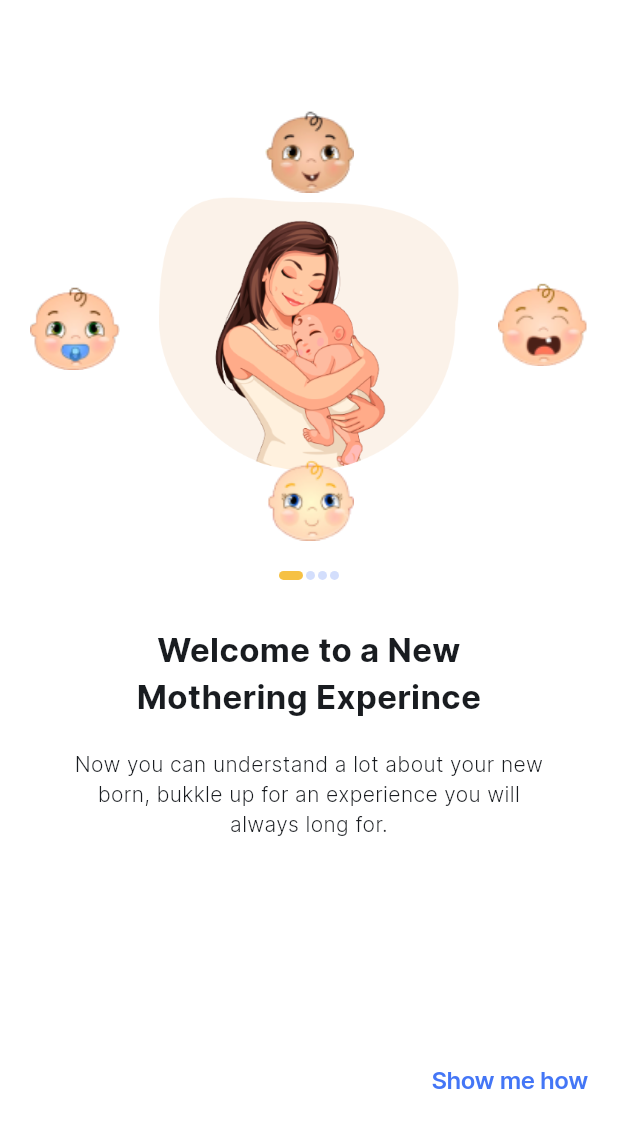
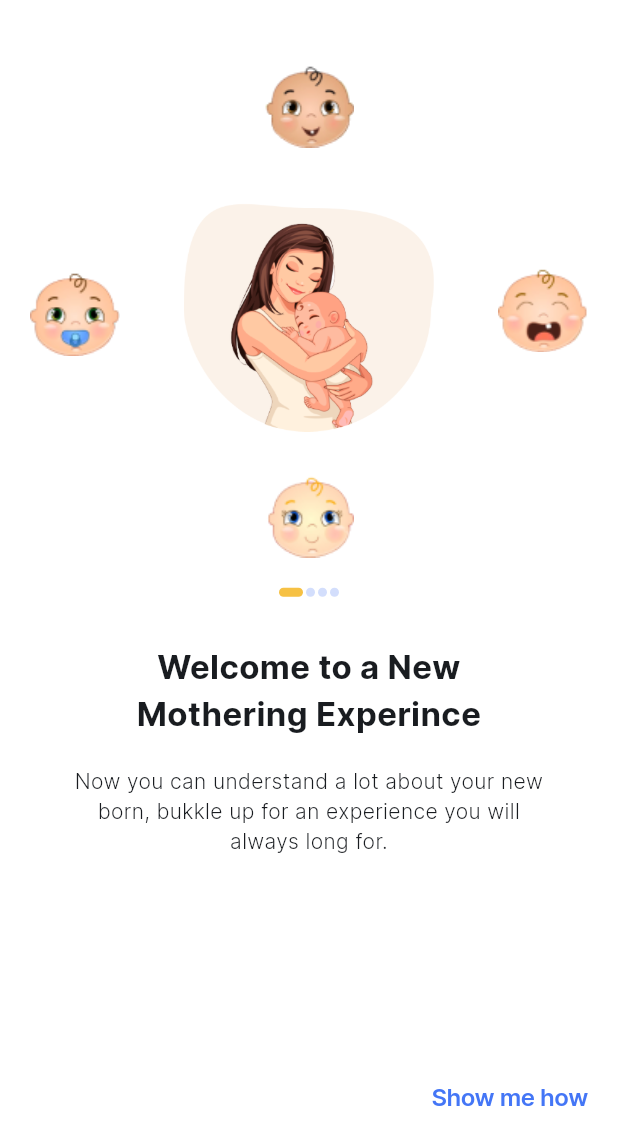
Before and after one commit to enypeter/baby_cry, a Flutter app: the screen it shows after launch, on a phone screen of 412 x 824 dp. Shown: the top 1145 px of the screen. Run offline on Flutter 3.47's test engine with Material 3 defaults, Android fonts, the phone set to English and light mode, and no system bars; our stand-ins replace flutter_svg, get.

Commit message:
done commit

```diff
--- a/lib/helpers/onboarding_animation_relative_position.dart
+++ b/lib/helpers/onboarding_animation_relative_position.dart
@@ -5,7 +5,7 @@ import 'package:ubenwa_peter/controllers/on_boarding_controller.dart';
 RelativeRectTween relativeRectTween(int position, Animation<double> animation,
     OnboardingController onBoardingController) {
   final size = Get.size;
-  final height = size.height * 0.4;
+  final height = size.height * 0.45;
   final width = size.width;
 
   final positions = [
--- a/lib/views/home_page.dart
+++ b/lib/views/home_page.dart
@@ -156,7 +156,9 @@ class HomePage extends StatelessWidget {
                                       ),
                                     )
                                   ],
-                                )
+                                ),
+                                small10VerticalSpace(),
+
                               ],
                             )),
                         small15HorizontalSpace(),
--- a/lib/views/on_boarding_animated_slide.dart
+++ b/lib/views/on_boarding_animated_slide.dart
@@ -57,9 +57,8 @@ class _OnboardingAnimationState extends State<OnboardingAnimation>
     return GetX<OnboardingController>(
       builder: (onboardingController) => Column(
         children: [
-          small30VerticalSpace(),
           SizedBox(
-            height: height() * 0.4,
+            height: height() * 0.45,
             child: GestureDetector(
               onPanUpdate: (v) => _handleDrag(),
               onPanEnd: (v) => onboardingController.animateToNextPage(),
@@ -77,7 +76,7 @@ class _OnboardingAnimationState extends State<OnboardingAnimation>
                                 .centerImage,
                             key: UniqueKey(),
                             width: 200,
-                            height: 200),
+                            height:  height() * 0.2),
                       ),
                     ),
                   ),
```
